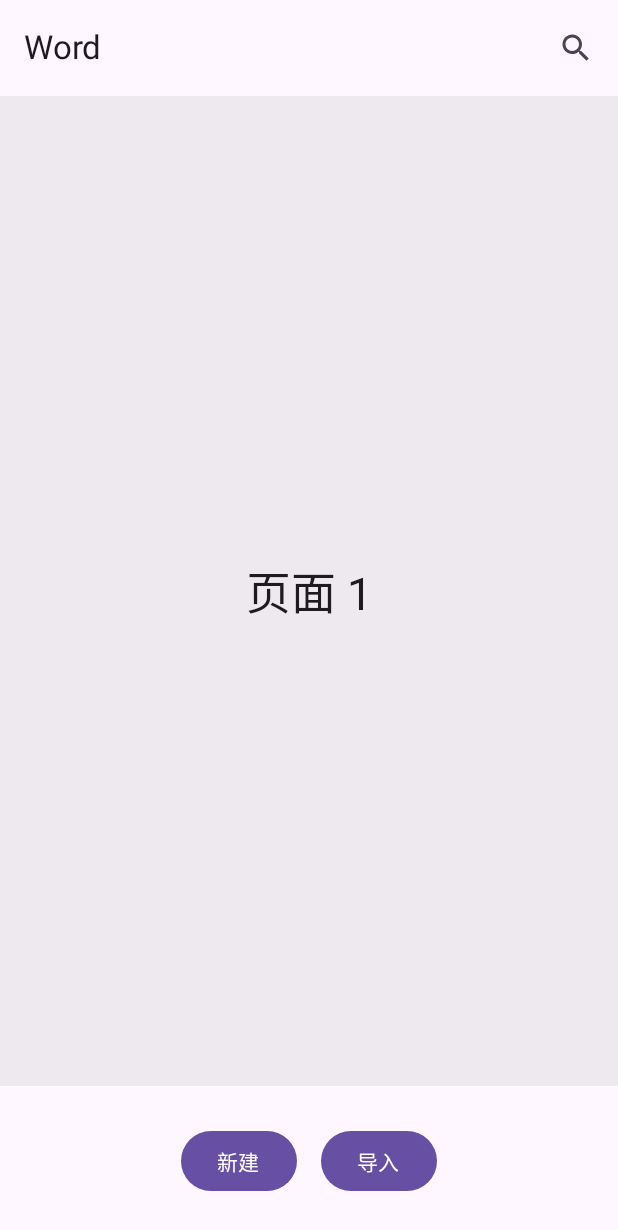
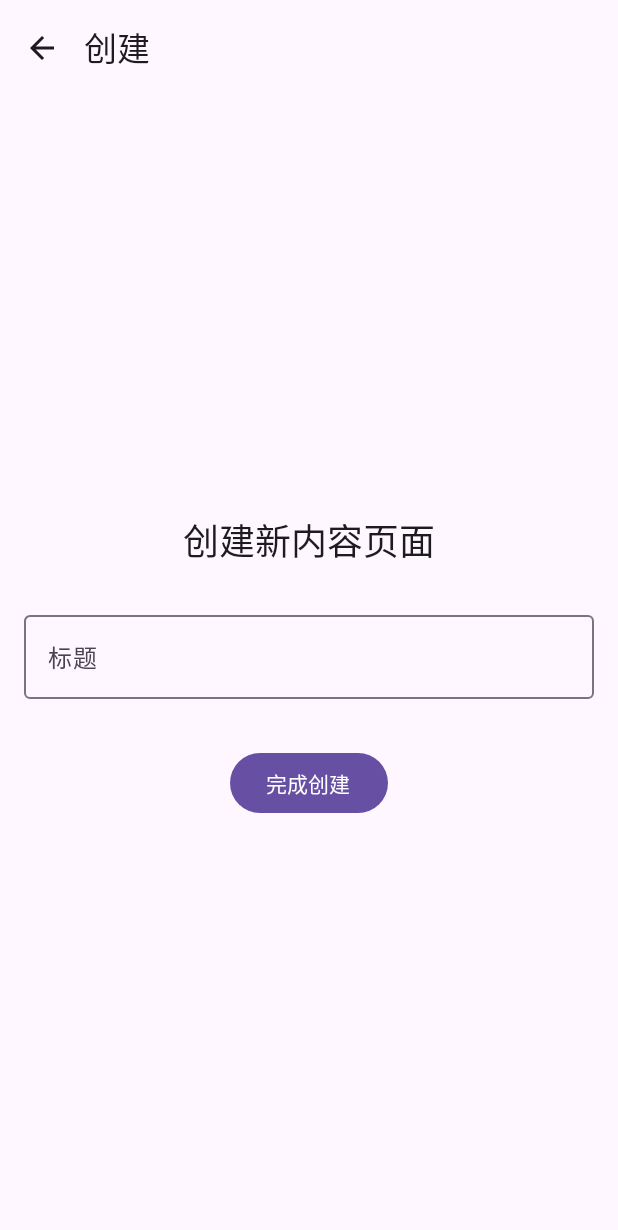
Before and after one commit to wood-ang/Word, an Android app built with Jetpack Compose: the screen it shows after launch (MainActivity), after a tap on "新建", on a phone screen of 412 x 824 dp. Shown: the top 1230 px of the screen. Run offline under Robolectric (Android 15) with nearby library versions, the phone set to English and light mode, and no system bars; missing, so only their content is drawn: WordTheme.

Commit message:
添加了新的创建布局

```diff
--- a/app/build.gradle.kts
+++ b/app/build.gradle.kts
@@ -51,6 +51,7 @@ dependencies {
     implementation(libs.androidx.compose.ui.tooling.preview)
     implementation(libs.androidx.compose.material3)
 	implementation(libs.androidx.navigation.compose)
+	implementation(libs.androidx.compose.animation)
 	testImplementation(libs.junit)
     androidTestImplementation(libs.androidx.junit)
     androidTestImplementation(libs.androidx.espresso.core)
--- a/app/src/main/java/com/Wood/Word/CreateActuvuty.kt
+++ b/app/src/main/java/com/Wood/Word/CreateActuvuty.kt
@@ -10,8 +10,6 @@ import androidx.compose.foundation.layout.fillMaxSize
 import androidx.compose.foundation.layout.padding
 import androidx.compose.material.icons.Icons
 import androidx.compose.material.icons.filled.Search
-import androidx.compose.material.icons.filled.Settings
-import androidx.compose.material.icons.filled.Search
 import androidx.compose.material3.ExperimentalMaterial3Api
 import androidx.compose.material3.Icon
 import androidx.compose.material3.IconButton
@@ -21,12 +19,12 @@ import androidx.compose.material3.TopAppBar
 import androidx.compose.runtime.Composable
 import androidx.compose.ui.Alignment
 import androidx.compose.ui.Modifier
-import androidx.compose.ui.graphics.painter.Painter
 import androidx.compose.ui.res.painterResource
 import androidx.compose.ui.tooling.preview.Preview
+import androidx.navigation.NavHostController
 import com.Wood.Word.ui.theme.WordTheme
 
-class CreateActuvuty : ComponentActivity() {
+class CreateActuvuty(navController: NavHostController) : ComponentActivity() {
 	override fun onCreate(savedInstanceState: Bundle?) {
 		super.onCreate(savedInstanceState)
 		enableEdgeToEdge()
--- a/app/src/main/java/com/Wood/Word/MainActivity.kt
+++ b/app/src/main/java/com/Wood/Word/MainActivity.kt
@@ -3,31 +3,22 @@ package com.Wood.Word
 import android.os.Bundle
 import androidx.activity.ComponentActivity
 import androidx.activity.compose.setContent
+import androidx.compose.animation.*
+import androidx.compose.animation.core.FastOutSlowInEasing
+import androidx.compose.animation.core.tween
 import androidx.compose.foundation.background
-import androidx.compose.foundation.layout.Arrangement
-import androidx.compose.foundation.layout.Box
-import androidx.compose.foundation.layout.Column
-import androidx.compose.foundation.layout.Row
-import androidx.compose.foundation.layout.fillMaxSize
-import androidx.compose.foundation.layout.fillMaxWidth
-import androidx.compose.foundation.layout.height
-import androidx.compose.foundation.layout.padding
+import androidx.compose.foundation.layout.*
 import androidx.compose.foundation.pager.HorizontalPager
 import androidx.compose.foundation.pager.rememberPagerState
 import androidx.compose.material.icons.Icons
-import androidx.compose.material.icons.filled.Search
-import androidx.compose.material3.Button
-import androidx.compose.material3.ExperimentalMaterial3Api
-import androidx.compose.material3.Icon
-import androidx.compose.material3.IconButton
-import androidx.compose.material3.Scaffold
-import androidx.compose.material3.Text
-import androidx.compose.material3.TopAppBar
+import androidx.compose.material.icons.automirrored.filled.ArrowBack
+import androidx.compose.material.icons.filled.ArrowBack
+import androidx.compose.material.icons.filled.Settings
+import androidx.compose.material3.*
 import androidx.compose.runtime.Composable
 import androidx.compose.ui.Alignment
 import androidx.compose.ui.Modifier
 import androidx.compose.ui.graphics.Color
-import androidx.compose.ui.tooling.preview.Preview
 import androidx.compose.ui.unit.dp
 import androidx.compose.ui.unit.sp
 import androidx.navigation.NavController
@@ -36,23 +27,58 @@ import androidx.navigation.compose.composable
 import androidx.navigation.compose.rememberNavController
 import com.Wood.Word.ui.theme.WordTheme
 
-// 你的 MainActivity.kt - 唯一的 Activity
 class MainActivity : ComponentActivity() {
 	override fun onCreate(savedInstanceState: Bundle?) {
 		super.onCreate(savedInstanceState)
 		setContent {
 			WordTheme {
-				// 1. 创建导航控制器（大脑）
+				// 1. 创建导航控制器
 				val navController = rememberNavController()
 
-				// 2. 设置导航宿主（画布）并定义导航图（地图）
+				// 2. 设置导航宿主
 				NavHost(
 					navController = navController,
-					startDestination = "home" // 起始页面标识
+					startDestination = "home"
 				) {
-					// 定义“主页”这个目的地
-					composable("home") {
-						MainActivity(navController) // 绘制主页内容
+					// 1. 为主页添加退出动画
+					composable(
+						route = "home",
+						exitTransition = { // 添加这整个exitTransition块
+							// 当离开主页前往创建页时，主页向左滑出
+							slideOutHorizontally(
+								targetOffsetX = { -it }, // 向左滑动（负方向）
+								animationSpec = tween(durationMillis = 350)
+							)
+						},
+						popEnterTransition = { // 添加返回时的进入动画
+							// 当从创建页返回时，主页从右侧滑入
+							slideInHorizontally(
+								initialOffsetX = { it }, // 从右侧滑入（正方向）
+								animationSpec = tween(durationMillis = 350)
+							)
+						}
+					) {
+						HomeScreen(navController)
+					}
+
+					// 2. 创建页保持原有动画
+					composable(
+						route = "create",
+						enterTransition = {
+							slideInHorizontally(
+								initialOffsetX = { it }, // 从右侧滑入
+								animationSpec = tween(durationMillis = 350)
+							)
+						},
+						popExitTransition = { // 添加返回时的退出动画
+							// 当从创建页返回时，创建页向左滑出
+							slideOutHorizontally(
+								targetOffsetX = { -it }, // 向左滑动
+								animationSpec = tween(durationMillis = 350)
+							)
+						}
+					) {
+						CreateScreen(navController)
 					}
 				}
 			}
@@ -62,30 +88,27 @@ class MainActivity : ComponentActivity() {
 
 @OptIn(ExperimentalMaterial3Api::class)
 @Composable
-fun MainActivity(navController: NavController) {
+fun HomeScreen(navController: NavController) { // 重命名：MainActivity -> HomeScreen
 	val pagerState = rememberPagerState(pageCount = { 10 })
 
-	// 使用Scaffold作为根布局
 	Scaffold(
 		topBar = {
 			TopAppBar(
 				title = { Text(text = "Word") },
 				actions = {
 					IconButton(onClick = { /* 处理操作 */ }) {
-						Icon(Icons.Default.Search, contentDescription = "搜索")
+						Icon(Icons.Default.Settings, contentDescription = "设置")
 					}
-				},
+				}
 			)
 		}
 	) { innerPadding ->
-		// 内容区域
 		Column(
 			modifier = Modifier
 				.fillMaxSize()
 				.padding(innerPadding),
 			horizontalAlignment = Alignment.CenterHorizontally
 		) {
-			// HorizontalPager区域
 			Box(
 				modifier = Modifier
 					.fillMaxWidth()
@@ -98,15 +121,25 @@ fun MainActivity(navController: NavController) {
 							.background(Color(0x20808080)),
 						contentAlignment = Alignment.Center
 					) {
-						Text(
-							text = "页面 ${page + 1}",
-							fontSize = 30.sp
-						)
+						Column(
+							horizontalAlignment = Alignment.CenterHorizontally,
+							verticalArrangement = Arrangement.spacedBy(16.dp)
+						) {
+							Text(
+								text = "页面 ${page + 1}",
+								fontSize = 30.sp
+							)
+							// 添加一个查看详情的按钮
+							Button(onClick = {
+								// 可以导航到详情页，这里先留空
+							}) {
+								Text("查看详情")
+							}
+						}
 					}
 				}
 			}
 
-			// 底部按钮区域
 			Box(
 				modifier = Modifier
 					.fillMaxWidth()
@@ -119,15 +152,14 @@ fun MainActivity(navController: NavController) {
 					verticalAlignment = Alignment.CenterVertically
 				) {
 					Button(
-						onClick = { /* 按钮点击处理 */ },
+						onClick = { navController.navigate("create") },
 						modifier = Modifier.padding(8.dp)
 					) {
 						Text(text = "新建")
 					}
 					Button(
-						onClick = { /* 按钮点击处理 */ },
-						modifier = Modifier
-							.padding(8.dp)
+						onClick = { /* 导入功能 */ },
+						modifier = Modifier.padding(8.dp)
 					) {
 						Text(text = "导入")
 					}
@@ -136,3 +168,52 @@ fun MainActivity(navController: NavController) {
 		}
 	}
 }
+
+@OptIn(ExperimentalMaterial3Api::class)
+@Composable
+fun CreateScreen(navController: NavController) { // 重命名：CreateActivity -> CreateScreen
+	Scaffold(
+		topBar = {
+			TopAppBar(
+				title = { Text(text = "创建") },
+				navigationIcon = {
+					// 添加返回按钮
+					IconButton(onClick = { navController.navigateUp() }) {
+						Icon(
+							Icons.Default.ArrowBack,
+							contentDescription = "返回"
+						)
+					}
+				}
+			)
+		}
+	) { innerPadding ->
+		Column(
+			modifier = Modifier
+				.fillMaxSize()
+				.padding(innerPadding),
+			horizontalAlignment = Alignment.CenterHorizontally,
+			verticalArrangement = Arrangement.Center
+		) {
+			Text(
+				text = "创建新内容页面",
+				fontSize = 24.sp,
+				modifier = Modifier.padding(bottom = 16.dp)
+			)
+			OutlinedTextField(
+				value = "",
+				onValueChange = {},
+				label = { Text("标题") },
+				modifier = Modifier
+					.fillMaxWidth()
+					.padding(horizontal = 16.dp, vertical = 8.dp)
+			)
+			Button(
+				onClick = { navController.navigateUp() },
+				modifier = Modifier.padding(top = 24.dp)
+			) {
+				Text("完成创建")
+			}
+		}
+	}
+}
--- a/gradle/libs.versions.toml
+++ b/gradle/libs.versions.toml
@@ -9,6 +9,7 @@ lifecycleRuntimeKtx = "2.10.0"
 activityCompose = "1.12.2"
 composeBom = "2024.09.00"
 navigationCompose = "2.9.6"
+animation = "1.10.0"
 
 [libraries]
 androidx-core-ktx = { group = "androidx.core", name = "core-ktx", version.ref = "coreKtx" }
@@ -26,6 +27,7 @@ androidx-compose-ui-test-manifest = { group = "androidx.compose.ui", name = "ui-
 androidx-compose-ui-test-junit4 = { group = "androidx.compose.ui", name = "ui-test-junit4" }
 androidx-compose-material3 = { group = "androidx.compose.material3", name = "material3" }
 androidx-navigation-compose = { group = "androidx.navigation", name = "navigation-compose", version.ref = "navigationCompose" }
+androidx-compose-animation = { group = "androidx.compose.animation", name = "animation", version.ref = "animation" }
 
 [plugins]
 android-application = { id = "com.android.application", version.ref = "agp" }
```
